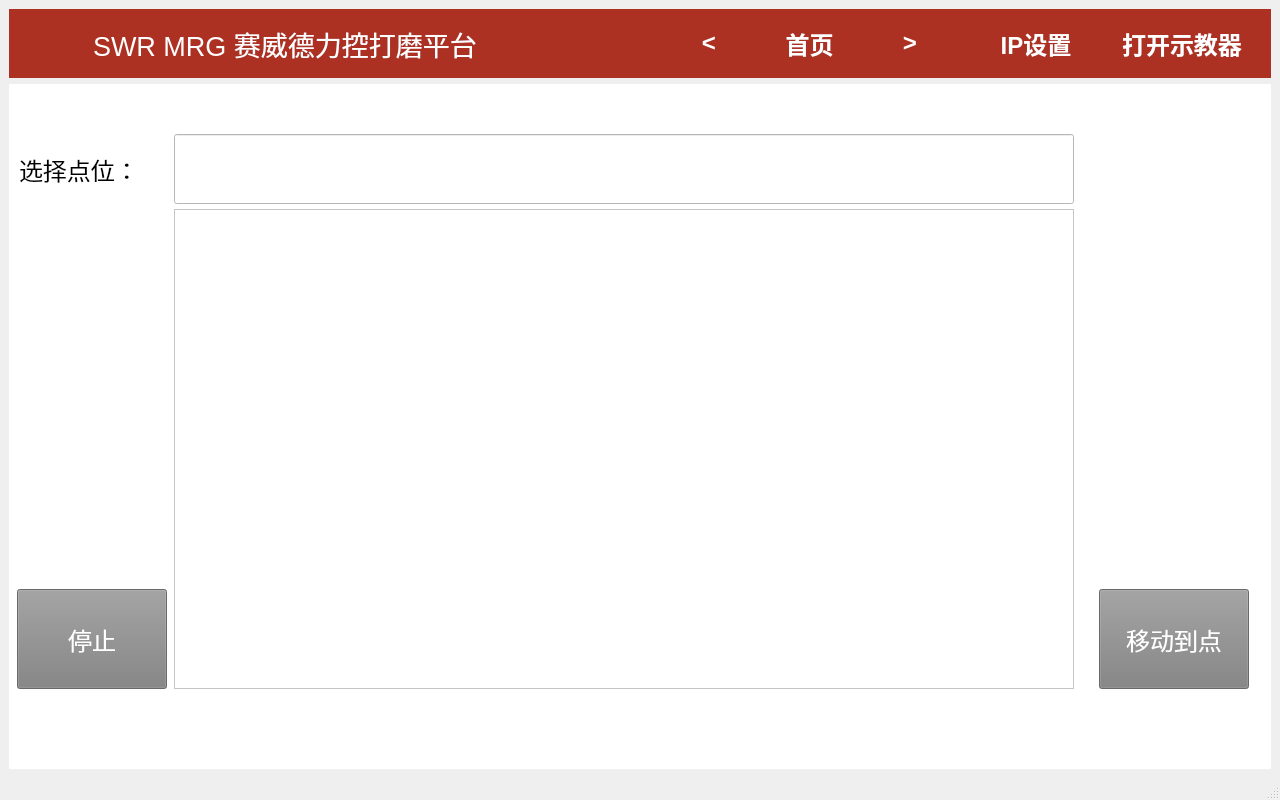
Old version of the form res/mainwindow.ui in the repository kid7995/SWR_MRG.
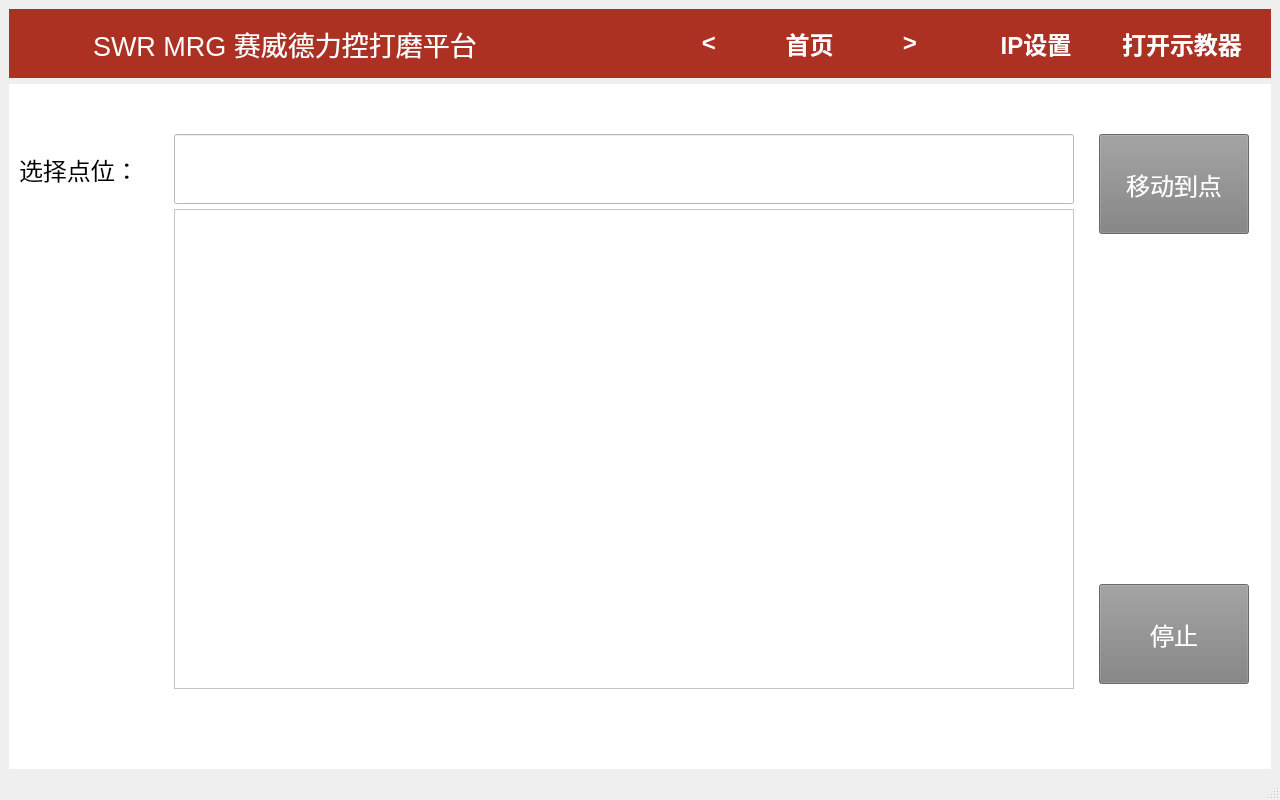
New version of the form. The open tabs and pages were chosen to show the change. Icons and pictures are not drawn. Custom widgets are drawn as their Qt base class.

```diff
--- a/res/mainwindow.ui
+++ b/res/mainwindow.ui
@@ -1569,7 +1569,7 @@
         <property name="geometry">
          <rect>
           <x>1090</x>
-          <y>505</y>
+          <y>50</y>
           <width>150</width>
           <height>100</height>
          </rect>
@@ -1644,8 +1644,8 @@
         </property>
         <property name="geometry">
          <rect>
-          <x>8</x>
-          <y>505</y>
+          <x>1090</x>
+          <y>500</y>
           <width>150</width>
           <height>100</height>
          </rect>
```
Left out of the diff: 17 changed lines with no effect on the pictures.
